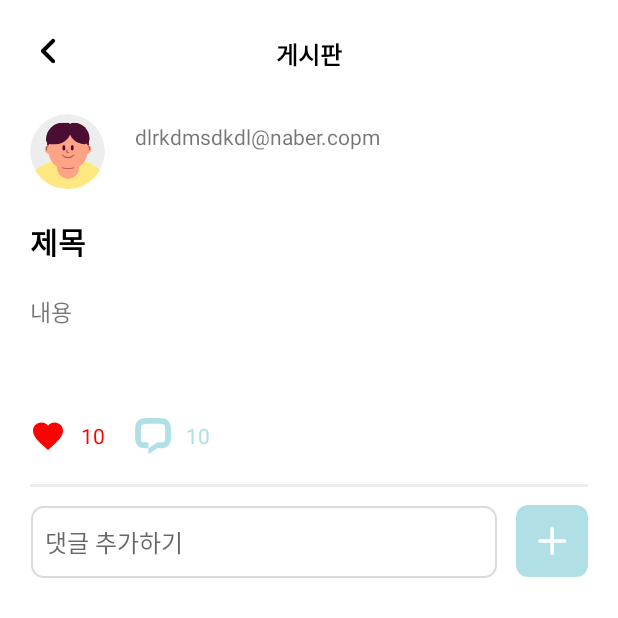
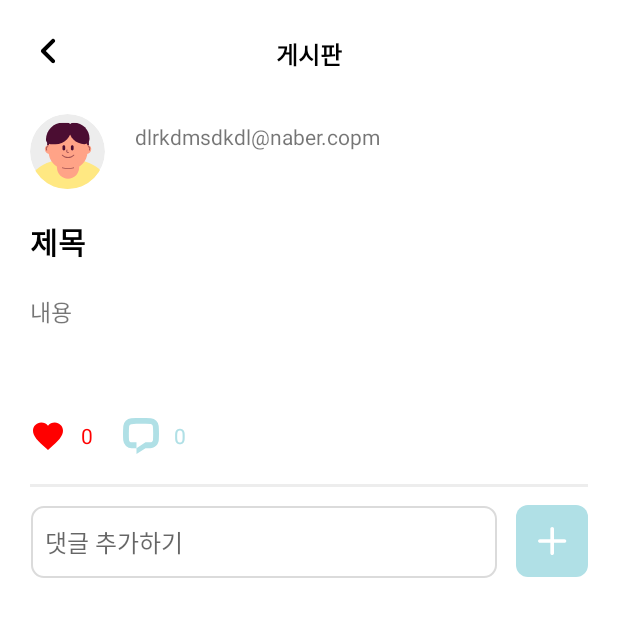
Before and after one commit to toyprojectforGit/bada, an Android app: the NoticeDetailActivity screen opened directly, with no data from a screen before it, on a phone screen of 412 x 824 dp, the top half of it. Run offline under Robolectric (Android 15) with nearby library versions, the phone set to English and light mode, and no system bars; our stand-ins replace CircleImageView, Firebase (no records; nobody signed in at launch, a user with empty details on screens opened directly).

Commit message:
fix : 댓글 , 좋아요 개수 버그 수정

```diff
--- a/bada1_1/app/src/main/res/layout/activity_notice_detail.xml
+++ b/bada1_1/app/src/main/res/layout/activity_notice_detail.xml
@@ -141,7 +141,7 @@
             app:layout_constraintTop_toBottomOf="@+id/detail_aos"
             app:layout_constraintStart_toEndOf="@+id/detail_like"
             android:layout_marginLeft="10dp"
-            android:text="10"
+            android:text="0"
             android:id="@+id/detail_like_text"
             android:textColor="#FF0000"
             />
@@ -162,7 +162,7 @@
             app:layout_constraintTop_toBottomOf="@+id/detail_aos"
             app:layout_constraintStart_toEndOf="@+id/detail_live"
             android:layout_marginLeft="10dp"
-            android:text="10"
+            android:text="0"
             android:id="@+id/detail_live_text"
             android:textColor="@color/powderblue"
             />
```
